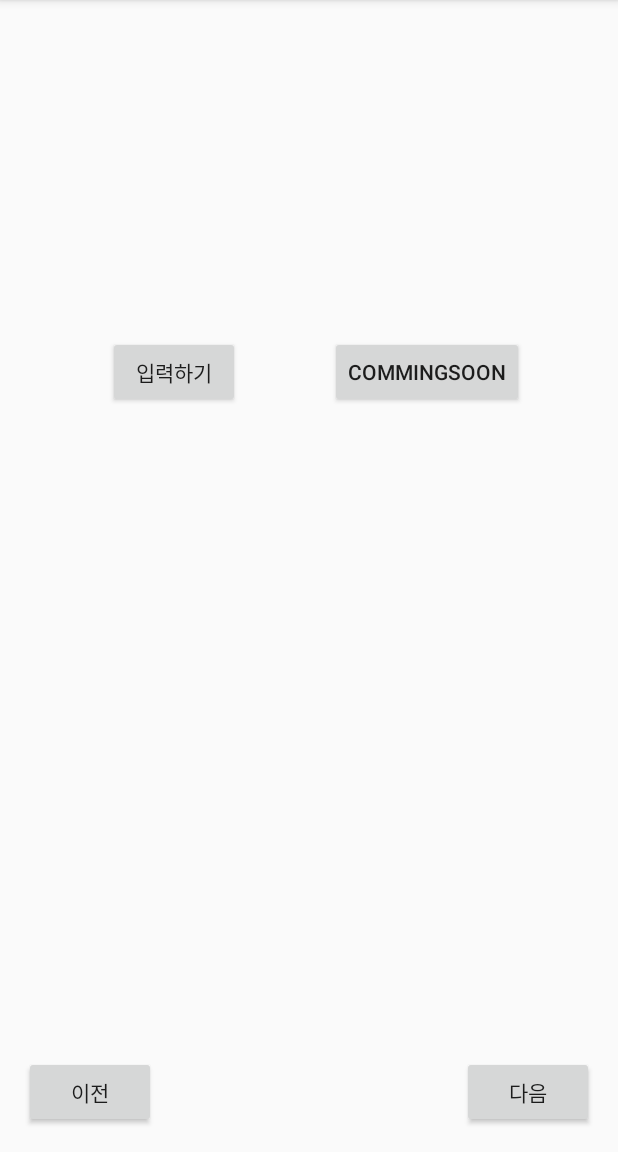
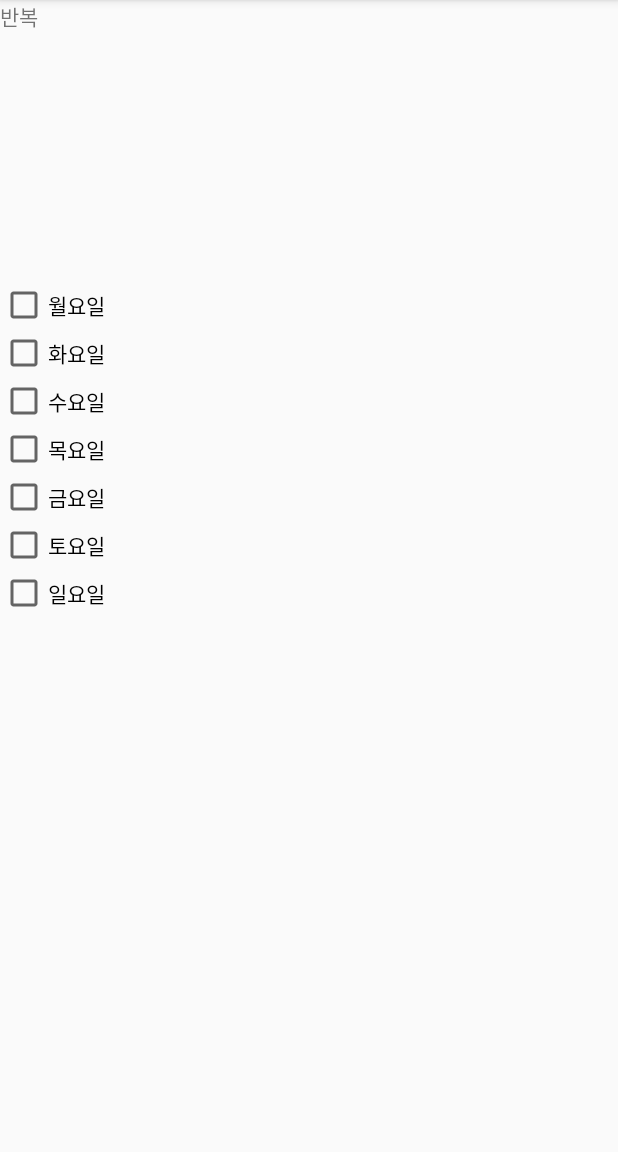
Before and after one commit to yoojinhee/Fame, an Android app: the screen it shows after launch (MissionActivity before the commit, AlarmrepeatSetActivity after it), after a tap on "반복", on a phone screen of 412 x 824 dp, the part 84-1236 px from its top. Run offline under Robolectric (Android 15) with nearby library versions, the phone set to English and light mode, and no system bars.

Commit message:
알람모드 반복(xml) & 이전 버튼 구현

```diff
--- a/Fame/app/src/main/java/com/example/fame/AlarmSetActivity.java
+++ b/Fame/app/src/main/java/com/example/fame/AlarmSetActivity.java
@@ -20,7 +20,6 @@
     Button missionButton;
     Button repeatButton;
     Button nextButton;
-    Button backButton;
 
     @Override
     protected void onCreate(Bundle savedInstanceState) {
@@ -31,7 +30,6 @@
         missionButton=(Button) findViewById(R.id.missionButton);
         repeatButton=(Button) findViewById(R.id.repeatButton);
         nextButton=(Button) findViewById(R.id.nextButton);
-        backButton=(Button) findViewById(R.id.backButton);
 
         if (Build.VERSION.SDK_INT >= Build.VERSION_CODES.M) {
             hour = TimePicker.getHour() + "";
@@ -52,21 +50,37 @@
         repeatButton.setOnClickListener(new View.OnClickListener() {
             @Override
             public void onClick(View v) {
-                Intent intent=new Intent(getApplicationContext(),MissionActivity.class);
+                Intent intent=new Intent(getApplicationContext(),AlarmrepeatSetActivity.class);
                 startActivityForResult(intent,200);
             }
         });
+        nextButton.setOnClickListener(new View.OnClickListener() {
+            @Override
+            public void onClick(View v) {
+//                Intent intent=new Intent(getApplicationContext(),MissionActivity.class);
+//                startActivityForResult(intent,100);
+            }
+        });
+
     }
     protected void onActivityResult(int requestCode, int resultCode, @Nullable Intent data) {
         super.onActivityResult(requestCode, resultCode, data);
 
-        if( requestCode==100){
-            String category=data.getStringExtra("category");
-            int count=data.getIntExtra("count",-1);
+        if (requestCode == 100) {//미션
+            String category = data.getStringExtra("category");
+            int count = data.getIntExtra("count", -1);
 
 //            전페이지에서 보낸 값을 받아오는 메서드
-            Toast.makeText(getApplicationContext(),"메뉴화면으로부터 응답 : "+category+","+count,Toast.LENGTH_SHORT).show();
+            Toast.makeText(getApplicationContext(), "메뉴화면으로부터 응답 : " + category + "," + count, Toast.LENGTH_SHORT).show();
         }
+        if (requestCode == 200) {//반복
+//            String category = data.getStringExtra("category");
+//            int count = data.getIntExtra("count", -1);
+//
+////            전페이지에서 보낸 값을 받아오는 메서드
+//            Toast.makeText(getApplicationContext(), "메뉴화면으로부터 응답 : " + category + "," + count, Toast.LENGTH_SHORT).show();
+        }
+
     }
 //    응답을 전달 받음
 //    A에서 B로 갔다가 다시 A로 넘어올 때 사용하는, 안드로이드에서 제공하는 기본 메소드
--- /dev/null
+++ b/Fame/app/src/main/java/com/example/fame/AlarmrepeatSetActivity.java
@@ -0,0 +1,14 @@
+package com.example.fame;
+
+import androidx.appcompat.app.AppCompatActivity;
+
+import android.os.Bundle;
+
+public class AlarmrepeatSetActivity extends AppCompatActivity {
+
+    @Override
+    protected void onCreate(Bundle savedInstanceState) {
+        super.onCreate(savedInstanceState);
+        setContentView(R.layout.activity_alarmrepeat_set);
+    }
+}
--- /dev/null
+++ b/Fame/app/src/main/res/layout/activity_alarmrepeat_set.xml
@@ -0,0 +1,69 @@
+<?xml version="1.0" encoding="utf-8"?>
+<androidx.constraintlayout.widget.ConstraintLayout xmlns:android="http://schemas.android.com/apk/res/android"
+    xmlns:app="http://schemas.android.com/apk/res-auto"
+    xmlns:tools="http://schemas.android.com/tools"
+    android:layout_width="match_parent"
+    android:layout_height="match_parent"
+    tools:context=".AlarmrepeatSetActivity">
+
+    <LinearLayout
+        android:layout_width="match_parent"
+        android:layout_height="match_parent"
+        android:orientation="vertical">
+
+        <TextView
+            android:id="@+id/textView5"
+            android:layout_width="match_parent"
+            android:layout_height="187dp"
+            android:text="반복" />
+
+        <LinearLayout
+            android:layout_width="match_parent"
+            android:layout_height="match_parent"
+            android:orientation="vertical">
+
+            <CheckBox
+                android:id="@+id/monCheck"
+                android:layout_width="match_parent"
+                android:layout_height="wrap_content"
+                android:text="월요일" />
+
+            <CheckBox
+                android:id="@+id/TuesCheck"
+                android:layout_width="match_parent"
+                android:layout_height="wrap_content"
+                android:text="화요일" />
+
+            <CheckBox
+                android:id="@+id/WedsCheck"
+                android:layout_width="match_parent"
+                android:layout_height="wrap_content"
+                android:text="수요일" />
+
+            <CheckBox
+                android:id="@+id/ThursCheck"
+                android:layout_width="match_parent"
+                android:layout_height="wrap_content"
+                android:text="목요일" />
+
+            <CheckBox
+                android:id="@+id/FriCheck"
+                android:layout_width="match_parent"
+                android:layout_height="wrap_content"
+                android:text="금요일" />
+
+            <CheckBox
+                android:id="@+id/SaturCheck"
+                android:layout_width="match_parent"
+                android:layout_height="wrap_content"
+                android:text="토요일" />
+
+            <CheckBox
+                android:id="@+id/SunCheck"
+                android:layout_width="match_parent"
+                android:layout_height="wrap_content"
+                android:text="일요일" />
+        </LinearLayout>
+    </LinearLayout>
+
+</androidx.constraintlayout.widget.ConstraintLayout>
--- a/Fame/app/src/main/res/layout/activity_mission.xml
+++ b/Fame/app/src/main/res/layout/activity_mission.xml
@@ -26,23 +26,4 @@
         app:layout_constraintStart_toStartOf="parent"
         app:layout_constraintTop_toTopOf="parent" />
 
-    <Button
-        android:id="@+id/backButton"
-        android:layout_width="wrap_content"
-        android:layout_height="wrap_content"
-        android:layout_marginStart="16dp"
-        android:layout_marginBottom="16dp"
-        android:text="이전"
-        app:layout_constraintBottom_toBottomOf="parent"
-        app:layout_constraintStart_toStartOf="parent" />
-
-    <Button
-        android:id="@+id/nextButton"
-        android:layout_width="wrap_content"
-        android:layout_height="wrap_content"
-        android:layout_marginEnd="16dp"
-        android:layout_marginBottom="16dp"
-        android:text="다음"
-        app:layout_constraintBottom_toBottomOf="parent"
-        app:layout_constraintEnd_toEndOf="parent" />
 </androidx.constraintlayout.widget.ConstraintLayout>
```
Also changed, not shown: Fame/app/src/main/AndroidManifest.xml (+4 -7 lines), Fame/app/src/main/java/com/example/fame/InputSetActivity.java (+19 -2 lines), Fame/app/src/main/java/com/example/fame/MissionActivity.java (+23 -10 lines), Fame/app/src/main/res/layout/activity_input_set_actvity.xml (+0 -7 lines).
